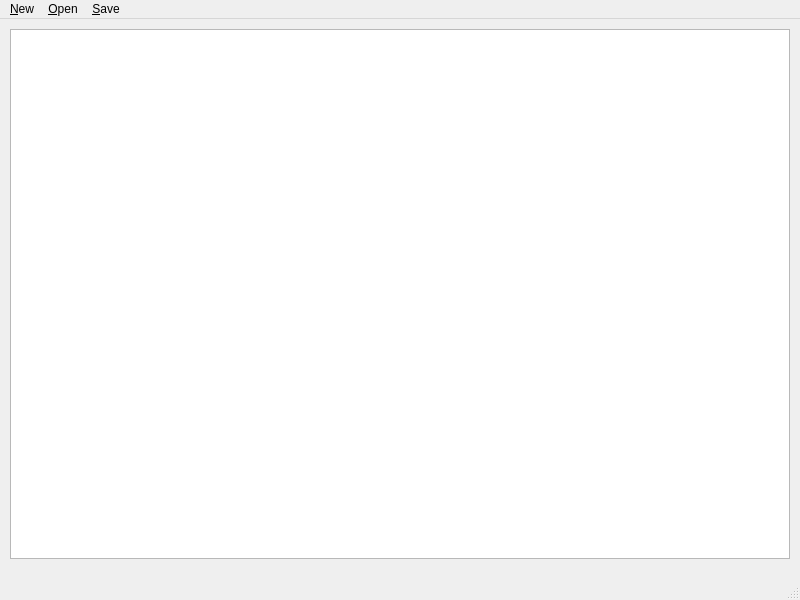
First picture: the form in mainwindow.ui, repository dklobucaric/BinScribe, before the edit.
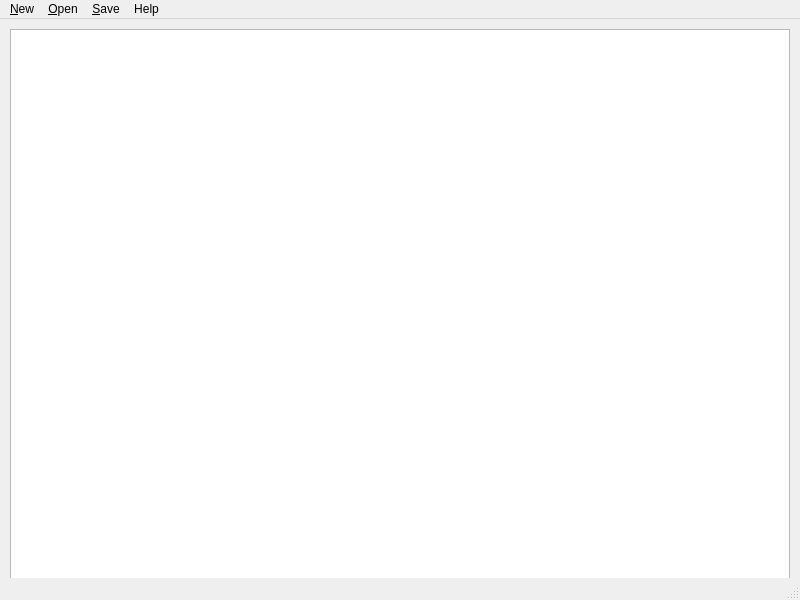
Second picture: the form after the edit.

Commit message: New menu option Help

Diff of the .ui file:
```diff
--- a/mainwindow.ui
+++ b/mainwindow.ui
@@ -20,7 +20,7 @@
       <x>10</x>
       <y>10</y>
       <width>780</width>
-      <height>530</height>
+      <height>561</height>
      </rect>
     </property>
    </widget>
@@ -34,9 +34,16 @@
      <height>21</height>
     </rect>
    </property>
+   <widget class="QMenu" name="menuHelp">
+    <property name="title">
+     <string>Help</string>
+    </property>
+    <addaction name="actionAbout"/>
+   </widget>
    <addaction name="actionNew"/>
    <addaction name="actionOpen"/>
    <addaction name="actionSave"/>
+   <addaction name="menuHelp"/>
   </widget>
   <widget class="QStatusBar" name="statusbar"/>
   <action name="actionNew">
```
Left out of the diff: 19 changed lines with no effect on the pictures. The commit also changes 4 other files.
